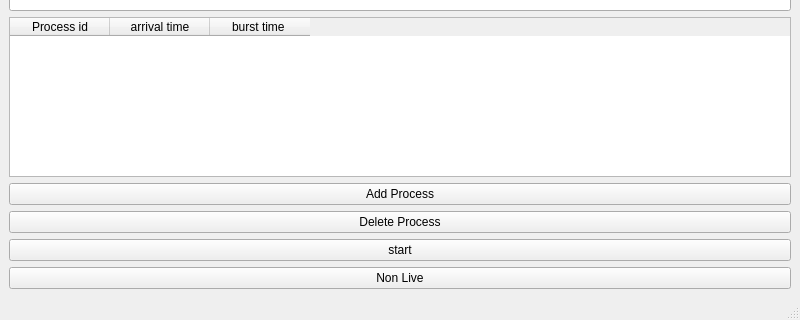
Above: qt_gui/mainwindow.ui from Sarah-Tarek/CPU-Scheduling-Algorithms before the change; both pictures show x 0 to 800 and y 280 to 600 of the 800 by 600 pixel window. Below: the same form after it.
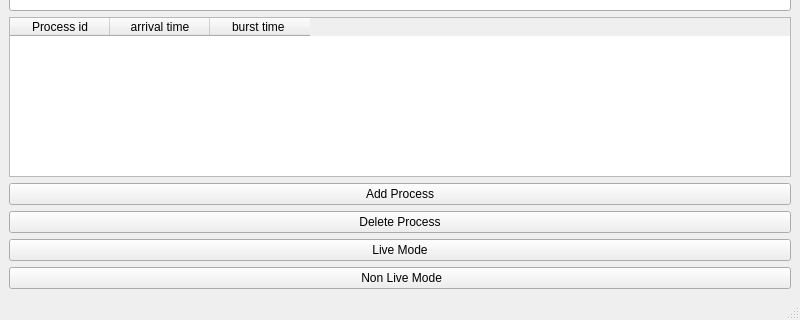
That is the form after the change.

Commit message: change button name

Diff of the .ui file:
```diff
--- a/qt_gui/mainwindow.ui
+++ b/qt_gui/mainwindow.ui
@@ -145,14 +145,14 @@
     <item>
      <widget class="QPushButton" name="pushButton_start">
       <property name="text">
-       <string>start</string>
+       <string>Live Mode</string>
       </property>
      </widget>
     </item>
     <item>
      <widget class="QPushButton" name="nonLiveButton">
       <property name="text">
-       <string>Non Live</string>
+       <string> Non Live Mode</string>
       </property>
      </widget>
     </item>
```
Left out of the diff: 2 changed lines with no effect on the pictures. The commit also changes 2 other files.
